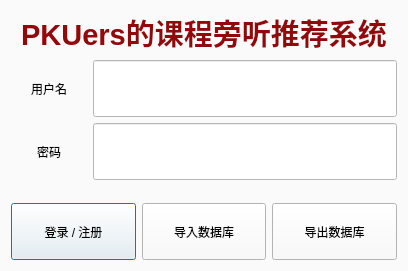
This is PKUCourseRadar/loginwindow.ui in DynamicCast03/PKUCourseRadar as Qt 5 draws it before an edit. The edited form follows.
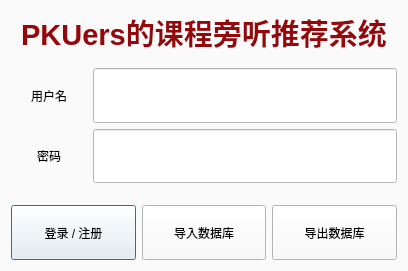
This is the edited form. Custom widgets are drawn as their Qt base class.

```diff
--- a/PKUCourseRadar/loginwindow.ui
+++ b/PKUCourseRadar/loginwindow.ui
@@ -16,7 +16,7 @@
   <property name="styleSheet">
    <string notr="true">background-color: rgb(250,250,250);</string>
   </property>
-  <layout class="QVBoxLayout" name="verticalLayout" stretch="5,7,7,2,7">
+  <layout class="QVBoxLayout" name="verticalLayout" stretch="5,1,7,7,2,7">
    <item>
     <widget class="QLabel" name="lbl_title">
      <property name="font">
@@ -33,6 +33,19 @@
      </property>
     </widget>
    </item>
+   <item>
+    <spacer name="verticalSpacer_2">
+     <property name="orientation">
+      <enum>Qt::Orientation::Vertical</enum>
+     </property>
+     <property name="sizeHint" stdset="0">
+      <size>
+       <width>20</width>
+       <height>40</height>
+      </size>
+     </property>
+    </spacer>
+   </item>
    <item>
     <layout class="QHBoxLayout" name="horizontalLayout" stretch="2,8">
      <item>
```
Left out of the diff: 6 changed lines with no effect on the pictures.
